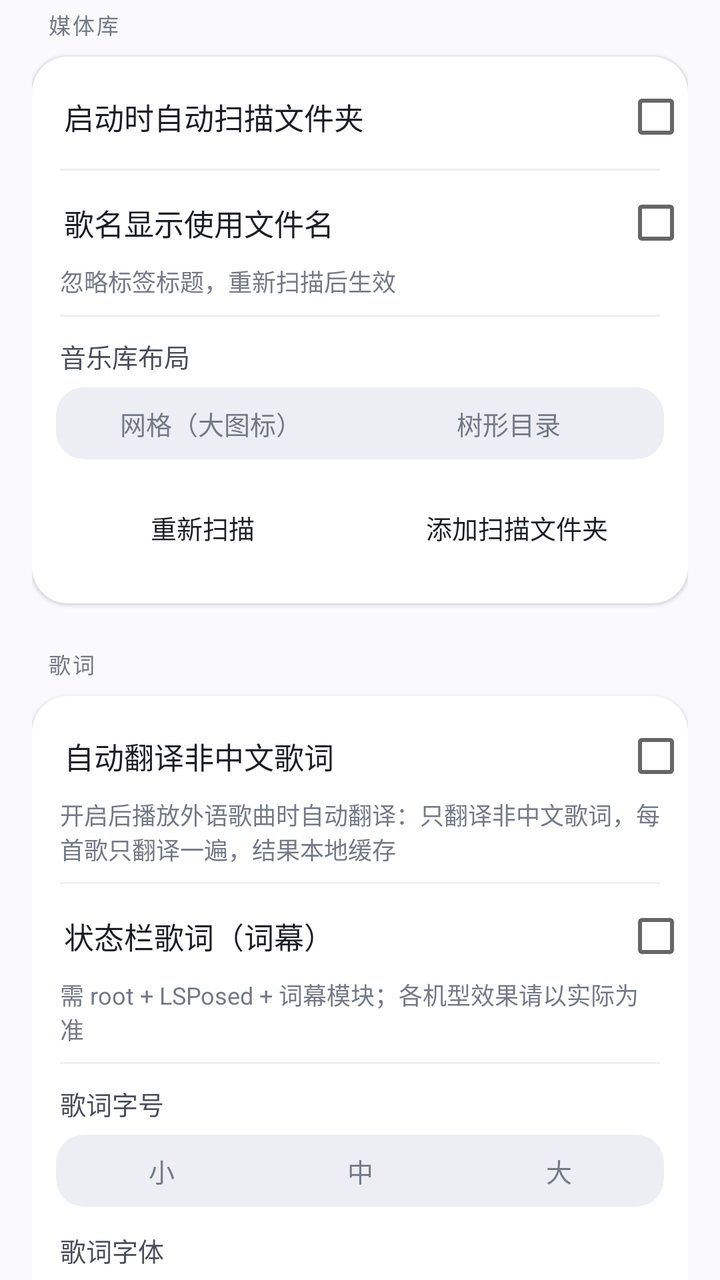
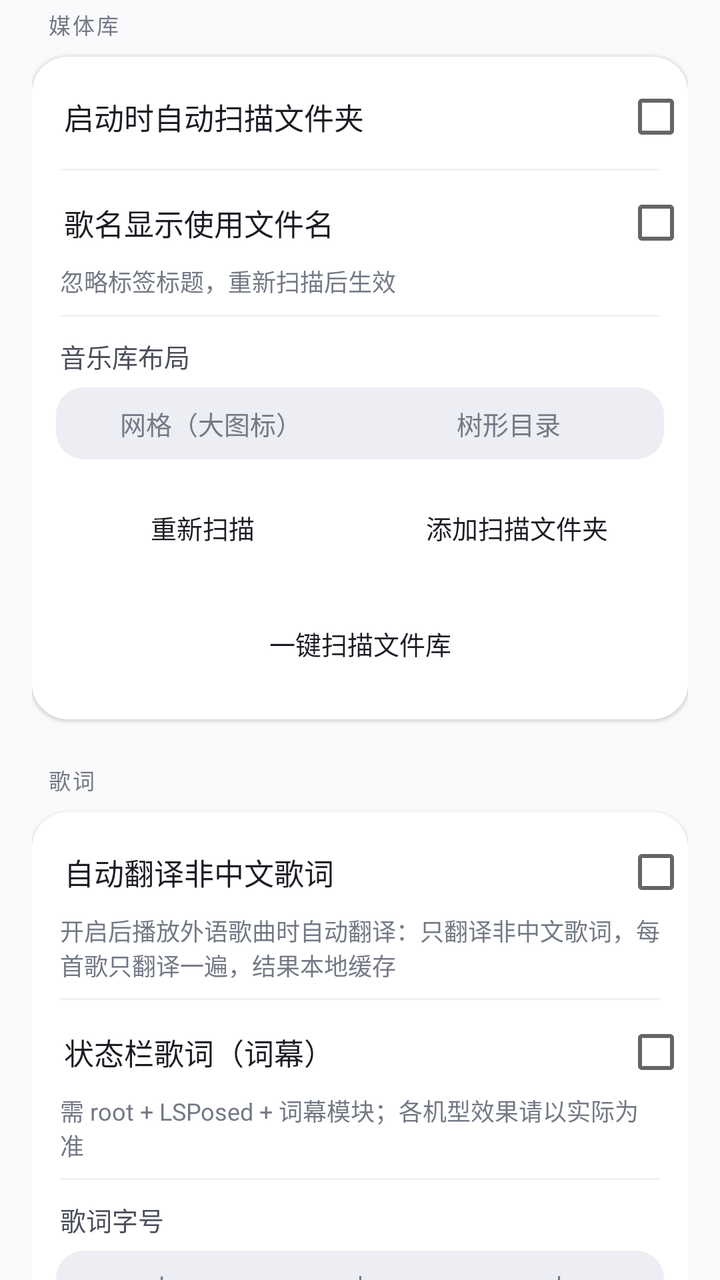

Two renders of the same Android screen: before a commit and after it. Below are the layout's source before the change and the commit's diff.
<!-- AndroidManifest.xml: application theme Theme.SubtitlePlayer -->
<!-- res/layout/settings_dialog.xml -->
<?xml version="1.0" encoding="utf-8"?>
<ScrollView xmlns:android="http://schemas.android.com/apk/res/android"
    android:layout_width="match_parent"
    android:layout_height="match_parent"
    android:overScrollMode="ifContentScrolls"
    android:scrollbars="none">

    <LinearLayout
        android:layout_width="match_parent"
        android:layout_height="wrap_content"
        android:orientation="vertical"
        android:paddingStart="16dp"
        android:paddingEnd="16dp"
        android:paddingTop="2dp"
        android:paddingBottom="10dp">

        
        <TextView
            style="@style/SettingsSection"
            android:layout_marginTop="2dp"
            android:text="@string/settings_cat_library" />

        <LinearLayout style="@style/SettingsCard">

            <CheckBox
                android:id="@+id/chkAutoScan"
                style="@style/SettingsSwitch"
                android:text="@string/auto_scan" />

            <View style="@style/SettingsDivider" />

            <CheckBox
                android:id="@+id/chkTitleFromFilename"
                style="@style/SettingsSwitch"
                android:text="@string/title_from_filename" />

            <TextView
                style="@style/SettingsHint"
                android:text="@string/title_from_filename_hint" />

            <View style="@style/SettingsDivider" />

            <TextView
                style="@style/SettingsLabel"
                android:layout_marginTop="10dp"
                android:text="@string/lib_layout" />

            <RadioGroup
                android:id="@+id/rgLibLayout"
                style="@style/SettingsSegment">

                <RadioButton
                    android:id="@+id/rbLibGrid"
                    style="@style/SettingsSegItem"
                    android:tag="0"
                    android:text="@string/lib_grid" />

                <RadioButton
                    android:id="@+id/rbLibTree"
                    style="@style/SettingsSegItem"
                    android:tag="1"
                    android:text="@string/lib_tree" />
            </RadioGroup>

            <LinearLayout style="@style/SettingsBtnRow">

                <Button
                    android:id="@+id/btnRescanNow"
                    style="@style/BtnStyle"
                    android:layout_width="0dp"
                    android:layout_height="wrap_content"
                    android:layout_marginEnd="5dp"
                    android:layout_weight="1"
                    android:text="@string/rescan" />

                <Button
                    android:id="@+id/btnChangeFolder"
                    style="@style/BtnStyle"
                    android:layout_width="0dp"
                    android:layout_height="wrap_content"
                    android:layout_marginStart="5dp"
                    android:layout_weight="1"
                    android:text="@string/change_folder" />
            </LinearLayout>
        </LinearLayout>

        
        <TextView
            style="@style/SettingsSection"
            android:text="@string/settings_cat_lyrics" />

        <LinearLayout style="@style/SettingsCard">

            <CheckBox
                android:id="@+id/chkAutoTrans"
                style="@style/SettingsSwitch"
                android:text="@string/auto_trans" />

            <TextView
                style="@style/SettingsHint"
                android:text="@string/auto_trans_hint" />

            <View style="@style/SettingsDivider" />

            <CheckBox
                android:id="@+id/chkLyricon"
                style="@style/SettingsSwitch"
                android:text="@string/lyricon_enabled" />

            <TextView
                style="@style/SettingsHint"
                android:text="@string/lyricon_hint" />

            <View style="@style/SettingsDivider" />

            <TextView
                style="@style/SettingsLabel"
                android:layout_marginTop="10dp"
                android:text="@string/lyric_size_label" />

            <RadioGroup
                android:id="@+id/rgLyricSize"
                style="@style/SettingsSegment">

                <RadioButton
                    android:id="@+id/rbLyricSmall"
                    style="@style/SettingsSegItem"
                    android:tag="15"
                    android:text="@string/size_small" />

                <RadioButton
                    android:id="@+id/rbLyricMid"
                    style="@style/SettingsSegItem"
                    android:tag="18"
                    android:text="@string/size_medium" />

                <RadioButton
                    android:id="@+id/rbLyricLarge"
                    style="@style/SettingsSegItem"
                    android:tag="22"
                    android:text="@string/size_large" />
            </RadioGroup>

            <TextView
                style="@style/SettingsLabel"
                android:text="@string/lyric_font_label" />

            <RadioGroup
                android:id="@+id/rgFont"
                style="@style/SettingsSegment"
                android:layout_marginBottom="4dp">

                <RadioButton
                    android:id="@+id/rbFontDefault"
                    style="@style/SettingsSegItem"
                    android:tag="0"
                    android:text="@string/font_default" />

                <RadioButton
                    android:id="@+id/rbFontSerif"
                    style="@style/SettingsSegItem"
                    android:tag="1"
                    android:text="@string/font_serif" />

                <RadioButton
                    android:id="@+id/rbFontMono"
                    style="@style/SettingsSegItem"
                    android:tag="2"
                    android:text="@string/font_mono" />
            </RadioGroup>
        </LinearLayout>

        
        <TextView
            style="@style/SettingsSection"
            android:text="@string/settings_cat_desktop" />

        <LinearLayout style="@style/SettingsCard">

            <CheckBox
                android:id="@+id/chkDesktopLyrics"
                style="@style/SettingsSwitch"
                android:text="@string/desktop_lyrics_label" />

            <LinearLayout
                android:id="@+id/lyricsGroup"
                android:layout_width="match_parent"
                android:layout_height="wrap_content"
                android:orientation="vertical"
                android:visibility="gone">

                <View style="@style/SettingsDivider" />

                <TextView
                    style="@style/SettingsLabel"
                    android:layout_marginTop="10dp"
                    android:text="@string/desktop_lyrics_size_label" />

                <RadioGroup
                    android:id="@+id/rgDesktopSize"
                    style="@style/SettingsSegment">

                    <RadioButton
                        android:id="@+id/rbDesktopSizeS"
                        style="@style/SettingsSegItem"
                        android:tag="0"
                        android:text="@string/size_small" />

                    <RadioButton
                        android:id="@+id/rbDesktopSizeM"
                        style="@style/SettingsSegItem"
                        android:tag="1"
                        android:text="@string/size_medium" />

                    <RadioButton
                        android:id="@+id/rbDesktopSizeL"
                        style="@style/SettingsSegItem"
                        android:tag="2"
                        android:text="@string/size_large" />
                </RadioGroup>

                <TextView
                    style="@style/SettingsLabel"
                    android:text="@string/desktop_lyrics_alpha_label" />

                <RadioGroup
                    android:id="@+id/rgDesktopAlpha"
                    style="@style/SettingsSegment">

                    <RadioButton
                        android:id="@+id/rbDesktopAlpha0"
                        style="@style/SettingsSegItem"
                        android:textSize="12sp"
                        android:tag="0"
                        android:text="@string/desktop_lyrics_alpha_0" />

                    <RadioButton
                        android:id="@+id/rbDesktopAlpha1"
                        style="@style/SettingsSegItem"
                        android:textSize="12sp"
                        android:tag="1"
                        android:text="@string/desktop_lyrics_alpha_1" />

                    <RadioButton
                        android:id="@+id/rbDesktopAlpha2"
                        style="@style/SettingsSegItem"
                        android:textSize="12sp"
                        android:tag="2"
                        android:text="@string/desktop_lyrics_alpha_2" />

                    <RadioButton
                        android:id="@+id/rbDesktopAlpha3"
                        style="@style/SettingsSegItem"
                        android:textSize="12sp"
                        android:tag="3"
                        android:text="@string/desktop_lyrics_alpha_3" />
                </RadioGroup>

                <Button
                    android:id="@+id/btnDesktopColor"
                    style="@style/BtnStyle"
                    android:layout_width="match_parent"
                    android:layout_height="wrap_content"
                    android:layout_marginStart="12dp"
                    android:layout_marginEnd="12dp"
                    android:layout_marginTop="12dp"
                    android:text="@string/desktop_lyrics_color" />

                <View
                    style="@style/SettingsDivider"
                    android:layout_marginTop="10dp" />

                <CheckBox
                    android:id="@+id/chkLyricsLocked"
                    style="@style/SettingsSwitch"
                    android:text="@string/desktop_lyrics_locked" />

                <View style="@style/SettingsDivider" />

                <CheckBox
                    android:id="@+id/chkDesktopCenter"
                    style="@style/SettingsSwitch"
                    android:text="@string/desktop_lyrics_center" />

                <TextView
                    style="@style/SettingsHint"
                    android:text="@string/desktop_lyrics_center_hint" />
            </LinearLayout>
        </LinearLayout>

        
        <TextView
            style="@style/SettingsSection"
            android:text="@string/settings_cat_playback" />

        <LinearLayout style="@style/SettingsCard">

            <CheckBox
                android:id="@+id/chkMixAudio"
                style="@style/SettingsSwitch"
                android:text="@string/mix_audio_label" />

            <TextView
                style="@style/SettingsHint"
                android:text="@string/mix_audio_hint" />

            <View style="@style/SettingsDivider" />

            <CheckBox
                android:id="@+id/chkAlarmPlay"
                style="@style/SettingsSwitch"
                android:text="@string/alarm_play" />

            <TextView
                style="@style/SettingsHint"
                android:text="@string/alarm_play_hint" />

            <View style="@style/SettingsDivider" />

            <CheckBox
                android:id="@+id/chkAlarmOnce"
                style="@style/SettingsSwitch"
                android:text="@string/alarm_once_label" />

            <TextView
                style="@style/SettingsHint"
                android:text="@string/alarm_once_hint" />

            <View style="@style/SettingsDivider" />

            <CheckBox
                android:id="@+id/chkPerSong"
                style="@style/SettingsSwitch"
                android:text="@string/per_song_label" />

            <TextView
                style="@style/SettingsHint"
                android:text="@string/per_song_hint" />

            <View style="@style/SettingsDivider" />

            <TextView
                style="@style/SettingsLabel"
                android:layout_marginTop="10dp"
                android:text="@string/seek_step_label" />

            <RadioGroup
                android:id="@+id/rgSeekStep"
                style="@style/SettingsSegment">

                <RadioButton
                    style="@style/SettingsSegItem"
                    android:tag="1"
                    android:text="1s" />

                <RadioButton
                    style="@style/SettingsSegItem"
                    android:tag="2"
                    android:text="2s" />

                <RadioButton
                    style="@style/SettingsSegItem"
                    android:tag="5"
                    android:text="5s" />

                <RadioButton
                    style="@style/SettingsSegItem"
                    android:tag="10"
                    android:text="10s" />

                <RadioButton
                    style="@style/SettingsSegItem"
                    android:tag="15"
                    android:text="15s" />

                <RadioButton
                    style="@style/SettingsSegItem"
                    android:tag="30"
                    android:text="30s" />
            </RadioGroup>

            <View style="@style/SettingsDivider" />

            
            <TextView
                style="@style/SettingsLabel"
                android:layout_marginTop="10dp"
                android:text="@string/back_step_label" />

            <RadioGroup
                android:id="@+id/rgBackStep"
                style="@style/SettingsSegment">

                
                <RadioButton
                    style="@style/SettingsSegItem"
                    android:tag="0"
                    android:text="@string/back_step_stepwise" />

                
                <RadioButton
                    style="@style/SettingsSegItem"
                    android:tag="1"
                    android:text="@string/back_step_jump" />
            </RadioGroup>

            <TextView
                style="@style/SettingsHint"
                android:text="@string/back_step_hint" />

            <View style="@style/SettingsDivider" />

            <TextView
                style="@style/SettingsLabel"
                android:layout_marginTop="10dp"
                android:text="@string/video_tap_zone_label" />

            <RadioGroup
                android:id="@+id/rgVideoTapZone"
                style="@style/SettingsSegment">

                <RadioButton
                    style="@style/SettingsSegItem"
                    android:tag="33"
                    android:text="@string/video_tap_zone_third" />

                <RadioButton
                    style="@style/SettingsSegItem"
                    android:tag="50"
                    android:text="@string/video_tap_zone_half" />

                <RadioButton
                    style="@style/SettingsSegItem"
                    android:tag="66"
                    android:text="@string/video_tap_zone_two_thirds" />
            </RadioGroup>

            <TextView
                style="@style/SettingsHint"
                android:text="@string/video_tap_zone_hint" />

            <Button
                android:id="@+id/btnEqSettings"
                style="@style/BtnStyle"
                android:layout_width="match_parent"
                android:layout_height="wrap_content"
                android:layout_marginStart="12dp"
                android:layout_marginEnd="12dp"
                android:layout_marginTop="12dp"
                android:layout_marginBottom="6dp"
                android:text="@string/eq_entry" />
        </LinearLayout>

        
        <TextView
            style="@style/SettingsSection"
            android:text="@string/settings_cat_appearance" />

        <LinearLayout style="@style/SettingsCard">

            <TextView
                style="@style/SettingsLabel"
                android:layout_marginTop="10dp"
                android:text="@string/ui_size_label" />

            <RadioGroup
                android:id="@+id/rgUiSize"
                style="@style/SettingsSegment">

                <RadioButton
                    android:id="@+id/rbUiSmall"
                    style="@style/SettingsSegItem"
                    android:tag="13"
                    android:text="@string/size_small" />

                <RadioButton
                    android:id="@+id/rbUiStd"
                    style="@style/SettingsSegItem"
                    android:tag="15"
                    android:text="@string/size_standard" />

                <RadioButton
                    android:id="@+id/rbUiLarge"
                    style="@style/SettingsSegItem"
                    android:tag="17"
                    android:text="@string/size_large" />
            </RadioGroup>

            <Button
                android:id="@+id/btnTheme"
                style="@style/BtnStyle"
                android:layout_width="match_parent"
                android:layout_height="wrap_content"
                android:layout_marginStart="12dp"
                android:layout_marginEnd="12dp"
                android:layout_marginTop="12dp"
                android:layout_marginBottom="6dp"
                android:text="@string/theme_entry" />
        </LinearLayout>

        
        <TextView
            style="@style/SettingsSection"
            android:text="@string/settings_cat_tools" />

        <LinearLayout style="@style/SettingsCard"
            android:paddingBottom="2dp">

            <LinearLayout style="@style/SettingsBtnRow"
                android:layout_marginBottom="2dp">

                <Button
                    android:id="@+id/btnAsrEntry"
                    style="@style/BtnStyle"
                    android:layout_width="0dp"
                    android:layout_height="wrap_content"
                    android:layout_marginEnd="5dp"
                    android:layout_weight="1"
                    android:text="@string/asr_entry" />

                <Button
                    android:id="@+id/btnTransSettings"
                    style="@style/BtnStyle"
                    android:layout_width="0dp"
                    android:layout_height="wrap_content"
                    android:layout_marginStart="5dp"
                    android:layout_weight="1"
                    android:text="@string/trans_settings" />
            </LinearLayout>

            <LinearLayout style="@style/SettingsBtnRow"
                android:layout_marginTop="4dp">

                <Button
                    android:id="@+id/btnExportLog"
                    style="@style/BtnStyle"
                    android:layout_width="0dp"
                    android:layout_height="wrap_content"
                    android:layout_marginEnd="5dp"
                    android:layout_weight="1"
                    android:text="@string/playback_log_btn" />

                <Button
                    android:id="@+id/btnAbout"
                    style="@style/BtnStyle"
                    android:layout_width="0dp"
                    android:layout_height="wrap_content"
                    android:layout_marginStart="5dp"
                    android:layout_weight="1"
                    android:text="@string/about" />
            </LinearLayout>

            
            <LinearLayout style="@style/SettingsBtnRow"
                android:layout_marginTop="4dp">

                <Button
                    android:id="@+id/btnHidden"
                    style="@style/BtnStyle"
                    android:layout_width="0dp"
                    android:layout_height="wrap_content"
                    android:layout_weight="1"
                    android:text="@string/hidden_entry" />
            </LinearLayout>

            <TextView
                style="@style/SettingsHint"
                android:layout_marginTop="0dp"
                android:text="@string/playback_log_hint" />
        </LinearLayout>

    </LinearLayout>
</ScrollView>
<!-- resources referenced by this layout -->
<resources>
  <string name="about">关于拾音</string>
  <string name="alarm_once_hint">勾选后定时播放只响一次，触发后自动关闭；不勾选则每天同一时间播放</string>
  <string name="alarm_once_label">仅播放一次</string>
  <string name="alarm_play">定时开始播放</string>
  <string name="alarm_play_hint">设置后到点自动开始播放（早上听歌闹钟），使用上次播放的歌曲与进度</string>
  <string name="asr_entry">歌词识别（日语）</string>
  <string name="auto_scan">启动时自动扫描文件夹</string>
  <string name="auto_trans">自动翻译非中文歌词</string>
  <string name="auto_trans_hint">开启后播放外语歌曲时自动翻译：只翻译非中文歌词，每首歌只翻译一遍，结果本地缓存</string>
  <string name="back_step_hint">逐级返回：歌词页 → 播放页 → 歌单列表。\n直接回列表：歌词页按一次就回到歌单列表（2.12 的旧行为）。</string>
  <string name="back_step_jump">直接回列表</string>
  <string name="back_step_label">返回键级数</string>
  <string name="back_step_stepwise">逐级返回</string>
  <string name="change_folder">添加扫描文件夹</string>
  <string name="desktop_lyrics_alpha_0">不透明</string>
  <string name="desktop_lyrics_alpha_1">半透明</string>
  <string name="desktop_lyrics_alpha_2">更透明</string>
  <string name="desktop_lyrics_alpha_3">全透明</string>
  <string name="desktop_lyrics_alpha_label">背景透明度</string>
  <string name="desktop_lyrics_center">居中显示</string>
  <string name="desktop_lyrics_center_hint">水平始终居中，可上下拖动（修复横屏跑出屏幕）</string>
  <string name="desktop_lyrics_color">歌词文字颜色</string>
  <string name="desktop_lyrics_label">桌面歌词</string>
  <string name="desktop_lyrics_locked">锁定位置（不可拖动）</string>
  <string name="desktop_lyrics_size_label">歌词字号</string>
  <string name="eq_entry">音效</string>
  <string name="font_default">默认</string>
  <string name="font_mono">等宽</string>
  <string name="font_serif">衬线</string>
  <string name="hidden_entry">已隐藏的内容</string>
  <string name="lib_grid">网格（大图标）</string>
  <string name="lib_layout">音乐库布局</string>
  <string name="lib_tree">树形目录</string>
  <string name="lyric_font_label">歌词字体</string>
  <string name="lyric_size_label">歌词字号</string>
  <string name="lyricon_enabled">状态栏歌词（词幕）</string>
  <string name="lyricon_hint">需 root + LSPosed + 词幕模块；各机型效果请以实际为准</string>
  <string name="mix_audio_hint">开启后不会因其他应用（视频/广告等）播放而暂停，适合边听歌边刷视频</string>
  <string name="mix_audio_label">与其他音频同时播放</string>
  <string name="per_song_hint">开启后切走再切回，从上次位置继续（占用更多存储，建议歌曲多时关闭）</string>
  <string name="per_song_label">记住每首歌的播放进度</string>
  <string name="playback_log_btn">导出运行日志</string>
  <string name="playback_log_hint">播放异常时点「导出运行日志」，复制日志发给作者即可</string>
  <string name="rescan">重新扫描</string>
  <string name="seek_step_label">快进退时长</string>
  <string name="settings_cat_appearance">外观</string>
  <string name="settings_cat_desktop">桌面歌词</string>
  <string name="settings_cat_library">媒体库</string>
  <string name="settings_cat_lyrics">歌词</string>
  <string name="settings_cat_playback">播放</string>
  <string name="settings_cat_tools">工具</string>
  <string name="size_large">大</string>
  <string name="size_medium">中</string>
  <string name="size_small">小</string>
  <string name="size_standard">标准</string>
  <string name="theme_entry">主题</string>
  <string name="title_from_filename">歌名显示使用文件名</string>
  <string name="title_from_filename_hint">忽略标签标题，重新扫描后生效</string>
  <string name="trans_settings">翻译设置</string>
  <string name="ui_size_label">界面字号</string>
  <string name="video_tap_zone_half">左右各 1/2</string>
  <string name="video_tap_zone_hint">点击左侧回退、右侧快进；中间区域按左/右侧边界归类。</string>
  <string name="video_tap_zone_label">视频快进/快退区域</string>
  <string name="video_tap_zone_third">左右各 1/3</string>
  <string name="video_tap_zone_two_thirds">左右各 2/3</string>
  <color name="text_primary">#1B1C24</color>
  <color name="divider">#0F000000</color>
  <color name="text_hint">#737986</color>
  <color name="text_normal">#4A4D5C</color>
  <color name="bg">#FAFAFC</color>
  <color name="accent">#4A6CF7</color>
  <color name="surface">#FFFFFF</color>
  <color name="segment_track">#ECEEF3</color>
  <!-- unchanged entries left out for length: 16 -->
</resources>

<!-- the commit's change to res/layout/settings_dialog.xml (unified diff, before → after) -->
@@ -81,6 +81,18 @@
                     android:layout_marginStart="5dp"
                     android:layout_weight="1"
                     android:text="@string/change_folder" />
+            </LinearLayout>
+
+            
+            <LinearLayout style="@style/SettingsBtnRow"
+                android:layout_marginTop="4dp">
+
+                <Button
+                    android:id="@+id/btnScanAll"
+                    style="@style/BtnStyle"
+                    android:layout_width="match_parent"
+                    android:layout_height="wrap_content"
+                    android:text="@string/scan_all" />
             </LinearLayout>
         </LinearLayout>
 
<!-- resource entries referenced after the edit -->
@@ -44,6 +44,7 @@
   <string name="playback_log_btn">导出运行日志</string>
   <string name="playback_log_hint">播放异常时点「导出运行日志」，复制日志发给作者即可</string>
   <string name="rescan">重新扫描</string>
+  <string name="scan_all">一键扫描文件库</string>
   <string name="seek_step_label">快进退时长</string>
   <string name="settings_cat_appearance">外观</string>
   <string name="settings_cat_desktop">桌面歌词</string>
